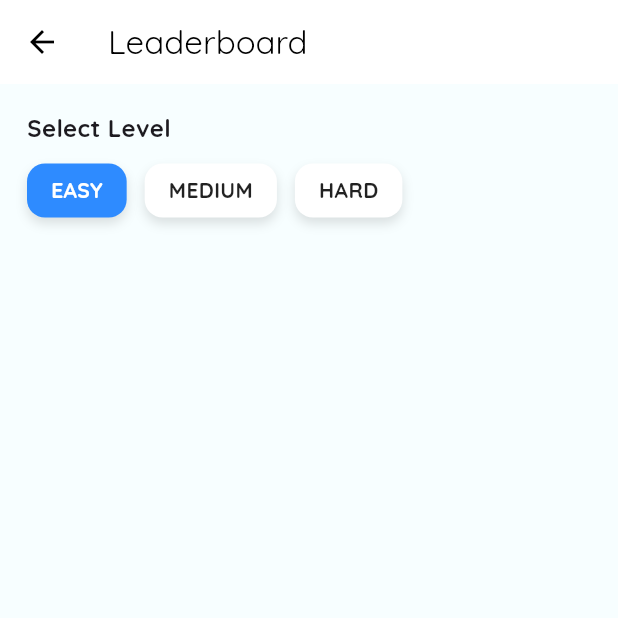
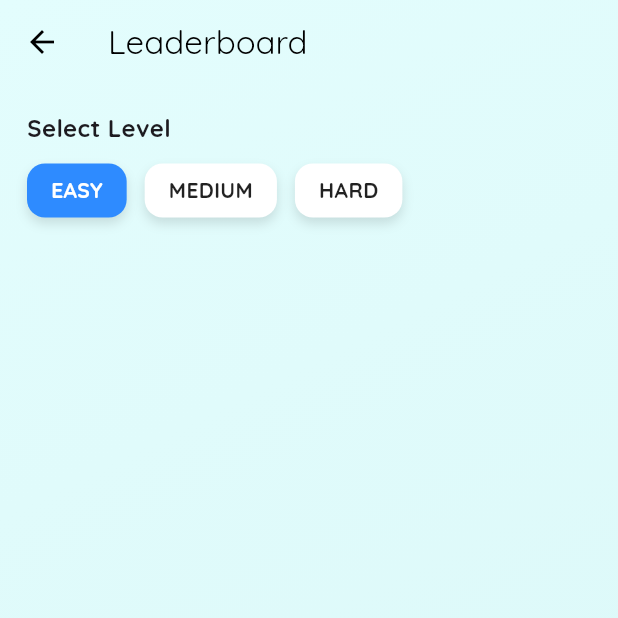
Before and after one commit to Azathulhu/SimpleFlutterGame, a Flutter app: the LeaderboardPage screen opened directly, on a phone screen of 412 x 824 dp, the top half of it. Run offline on Flutter 3.47's test engine with Material 3 defaults, Android fonts, the phone set to English and light mode, and no system bars; our stand-ins replace confetti, fluttertoast, google_fonts, supabase_flutter; accounts and stored records are empty.

Commit message:
Update leaderboard_page.dart

```diff
--- a/lib/pages/leaderboard_page.dart
+++ b/lib/pages/leaderboard_page.dart
@@ -1,6 +1,5 @@
 import 'package:flutter/material.dart';
 import '../services/quiz_service.dart';
-import '../services/auth_service.dart';
 import '../theme.dart';
 
 class LeaderboardPage extends StatefulWidget {
@@ -45,9 +44,7 @@ class _LeaderboardPageState extends State<LeaderboardPage> {
         decoration: BoxDecoration(
           color: isSelected ? AppTheme.primary : Colors.white,
           borderRadius: BorderRadius.circular(12),
-          boxShadow: [
-            BoxShadow(color: Colors.black12, blurRadius: 6, offset: Offset(0, 4))
-          ],
+          boxShadow: [BoxShadow(color: Colors.black12, blurRadius: 6, offset: Offset(0, 4))],
         ),
         child: Text(
           level.toUpperCase(),
@@ -79,10 +76,16 @@ class _LeaderboardPageState extends State<LeaderboardPage> {
 
   @override
   Widget build(BuildContext context) {
-    return Scaffold(
-      appBar: AppBar(title: const Text('Leaderboard')),
+    return AnimatedGradientBackground(
+      child: GlobalTapRipple(
+        child: Scaffold(
+          backgroundColor: Colors.transparent,
+          appBar: AppBar(title: const Text('Leaderboard'), backgroundColor: Colors.transparent, elevation: 0),
           body: Padding(
             padding: const EdgeInsets.all(18),
+            child: Center(
+              child: ConstrainedBox(
+                constraints: const BoxConstraints(maxWidth: 900),
                 child: Column(
                   crossAxisAlignment: CrossAxisAlignment.start,
                   children: [
@@ -104,6 +107,10 @@ class _LeaderboardPageState extends State<LeaderboardPage> {
                   ],
                 ),
               ),
+            ),
+          ),
+        ),
+      ),
     );
   }
 }
```
Lines whose indentation alone changed are shown as unchanged.
